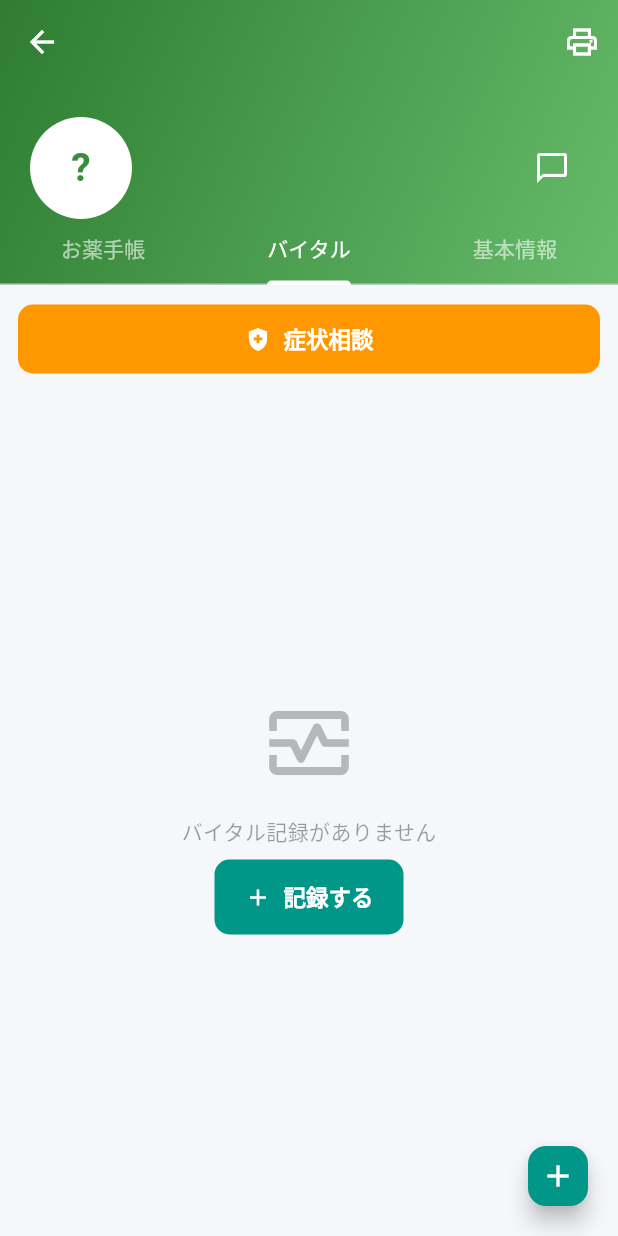
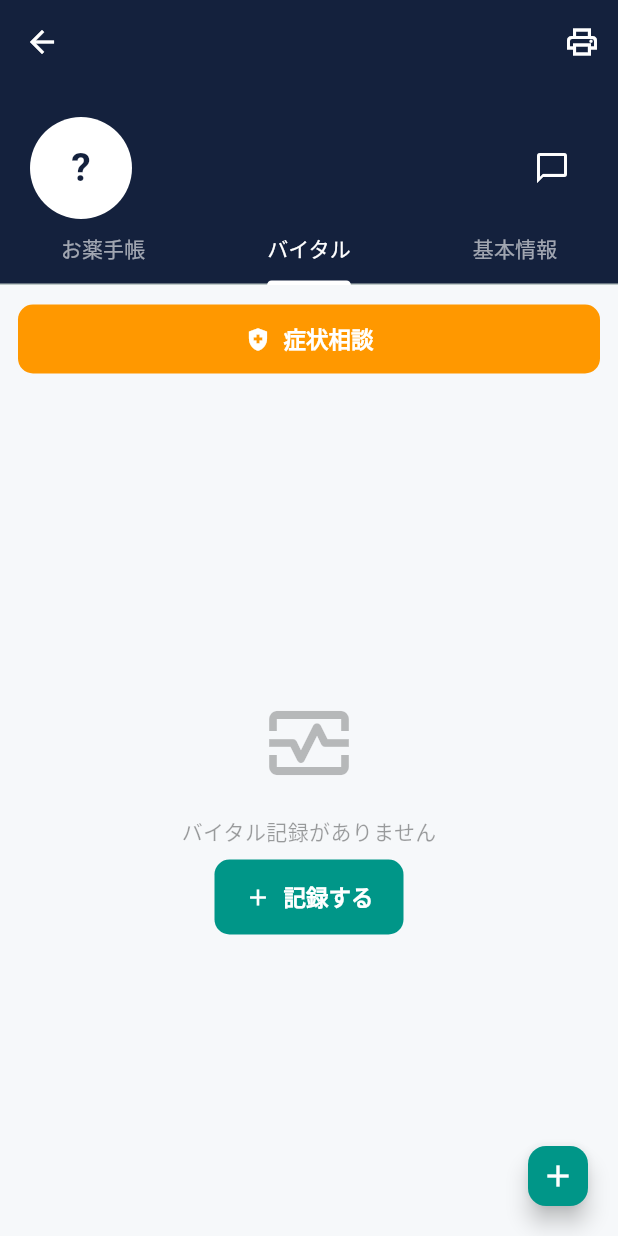
Before and after one commit to taisako082600-spec/pharmacare, a Flutter app: the PatientDetailScreen screen opened directly with sample values from the repository, tab 2 chosen, on a phone screen of 412 x 824 dp. Run offline on Flutter 3.47's test engine with Material 3 defaults, Android fonts, the phone set to English and light mode, and no system bars; our stand-ins replace cloud_firestore, connectivity_plus, firebase_auth, firebase_core, qr_flutter; missing offline and left inert: dart:js; accounts and stored records are empty.

Commit message:
style: bring the patient screen header in line with the rest
Every other screen now uses the flat navy panel, so the green gradient here
made the app look like two products stitched together. Header, page
background and the avatar follow the shared theme.

Only the chrome. The cards inside still mix blue, green and purple with no
rule about what colour means, which is worth a pass of its own rather than
a wide edit across four thousand lines.

Co-Authored-By: Claude Opus 5 <noreply@anthropic.com>

```diff
--- a/lib/screens/patient_detail_screen.dart
+++ b/lib/screens/patient_detail_screen.dart
@@ -8,6 +8,7 @@ import '../services/ai_drug_service.dart';
 import '../services/audit_service.dart';
 import '../services/connectivity_guard.dart';
 import '../services/medical_record_print_service.dart';
+import '../theme/app_theme.dart';
 import 'chat_screen.dart';
 import 'qr_scanner_screen.dart';
 import 'otc_triage_form_screen.dart';
@@ -662,7 +663,7 @@ class _PatientDetailScreenState extends State<PatientDetailScreen>
       builder: (context, snapshot) {
         if (!snapshot.hasData) {
           return const Scaffold(
-            backgroundColor: Color(0xFFF5F7FA),
+            backgroundColor: AppTheme.canvas,
             body: Center(child: CircularProgressIndicator()),
           );
         }
@@ -670,7 +671,7 @@ class _PatientDetailScreenState extends State<PatientDetailScreen>
         // (hasDataはtrueのため、.data()のnon-nullキャストがそのまま例外落ちしていた)。
         if (!snapshot.data!.exists) {
           return Scaffold(
-            backgroundColor: const Color(0xFFF5F7FA),
+            backgroundColor: AppTheme.canvas,
             appBar: AppBar(title: const Text('入居者情報')),
             body: const Center(child: Text('この入居者は削除されました', style: TextStyle(color: Colors.black54))),
           );
@@ -695,13 +696,13 @@ class _PatientDetailScreenState extends State<PatientDetailScreen>
         final isPharmacist = widget.user.isPharmacist;
 
         return Scaffold(
-          backgroundColor: const Color(0xFFF5F7FA),
+          backgroundColor: AppTheme.canvas,
           body: NestedScrollView(
         headerSliverBuilder: (context, _) => [
           SliverAppBar(
             expandedHeight: 190,
             pinned: true,
-            backgroundColor: const Color(0xFF388E3C),
+            backgroundColor: AppTheme.ink,
             foregroundColor: Colors.white,
             actions: [
               // 見読性(書面作成)。事業者ガイドライン第2.0版 6.2 が、保存した
@@ -714,14 +715,9 @@ class _PatientDetailScreenState extends State<PatientDetailScreen>
               ),
             ],
             flexibleSpace: FlexibleSpaceBar(
+              // グラデーションをやめ、ホーム・一覧と同じ濃紺の面に揃える。
               background: Container(
-                decoration: const BoxDecoration(
-                  gradient: LinearGradient(
-                    colors: [Color(0xFF2E7D32), Color(0xFF66BB6A)],
-                    begin: Alignment.topLeft,
-                    end: Alignment.bottomRight,
-                  ),
-                ),
+                color: AppTheme.ink,
                 child: SafeArea(
                   child: Padding(
                     padding: const EdgeInsets.fromLTRB(20, 50, 20, 16),
@@ -732,7 +728,7 @@ class _PatientDetailScreenState extends State<PatientDetailScreen>
                           backgroundColor: Colors.white,
                           child: _isPharmacist
                               ? const Icon(Icons.person_outline,
-                                  size: 36, color: Color(0xFF388E3C))
+                                  size: 36, color: AppTheme.ink)
                               : Text(
                                   patient.name.isNotEmpty
                                       ? patient.name[0]
@@ -740,7 +736,7 @@ class _PatientDetailScreenState extends State<PatientDetailScreen>
                                   style: const TextStyle(
                                       fontSize: 26,
                                       fontWeight: FontWeight.bold,
-                                      color: Color(0xFF388E3C)),
+                                      color: AppTheme.ink),
                                 ),
                         ),
                         const SizedBox(width: 16),
@@ -1733,7 +1729,7 @@ class _VisitFooter extends StatelessWidget {
             return Container(
               padding: const EdgeInsets.symmetric(horizontal: 14, vertical: 10),
               decoration: const BoxDecoration(
-                color: Color(0xFFF5F7FA),
+                color: AppTheme.canvas,
                 borderRadius: BorderRadius.vertical(bottom: Radius.circular(16)),
               ),
               child: Row(
@@ -3724,7 +3720,7 @@ class _VitalsTabState extends State<_VitalsTab> {
   @override
   Widget build(BuildContext context) {
     return Scaffold(
-      backgroundColor: const Color(0xFFF5F7FA),
+      backgroundColor: AppTheme.canvas,
       floatingActionButton: FloatingActionButton(
         onPressed: _showAddVitalsDialog,
         backgroundColor: Colors.teal,
```
